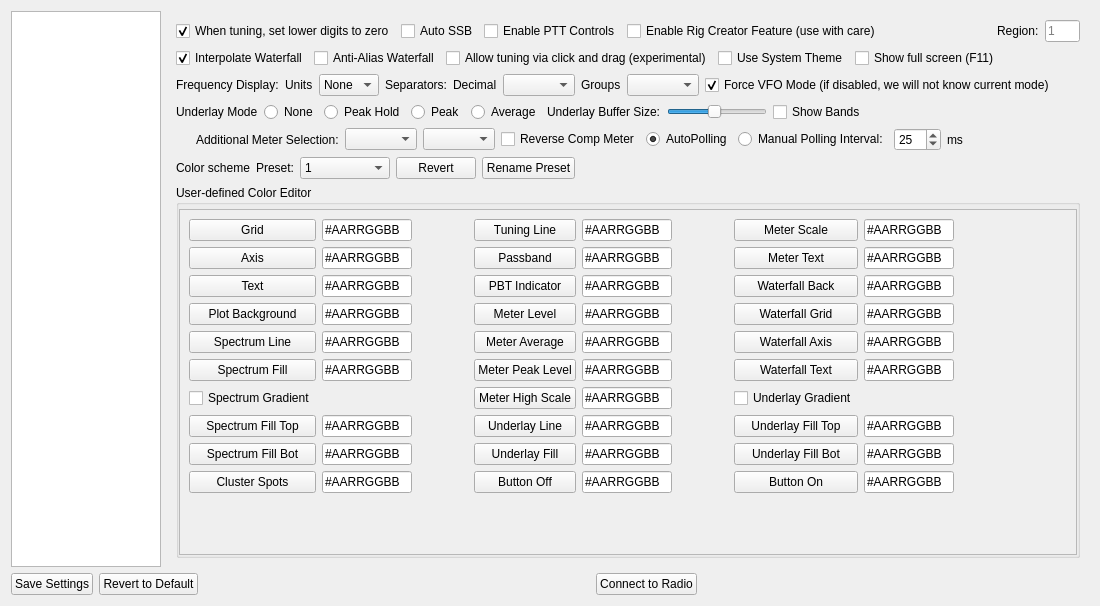
The window that settingswidget.ui (adecarolis/wfweb) describes before a commit, drawn with Qt 5.
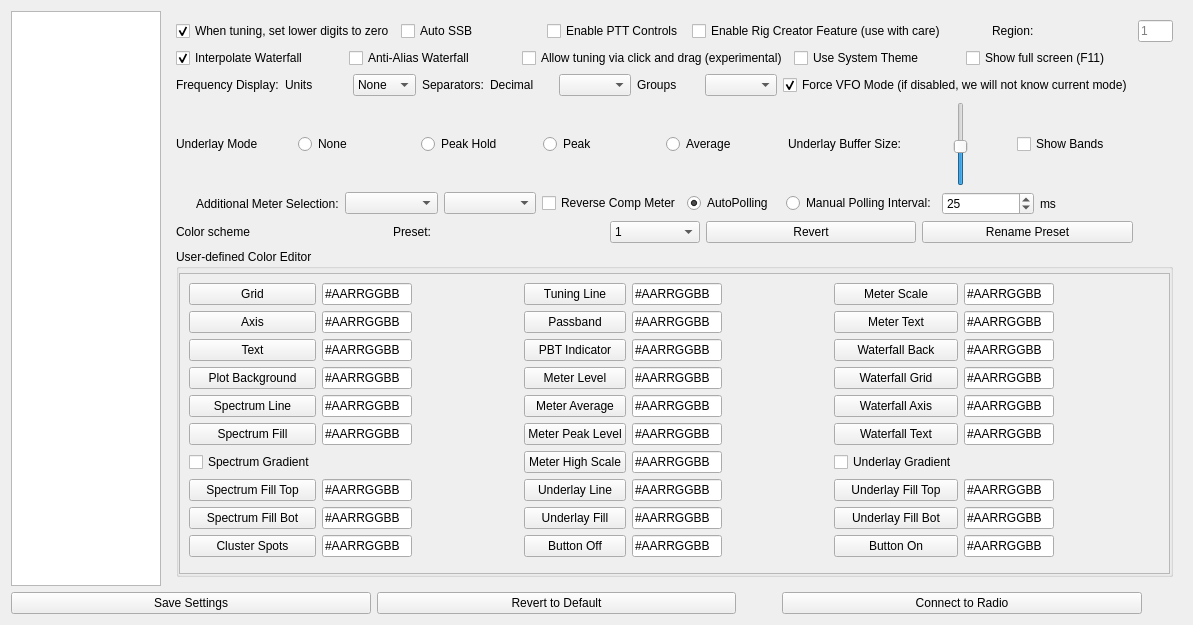
The same window after the commit. The open tabs and pages were chosen to show the change. Custom widgets are drawn as their Qt base class.

The edit to the form file:
```diff
--- a/settingswidget.ui
+++ b/settingswidget.ui
@@ -6,8 +6,8 @@
    <rect>
     <x>0</x>
     <y>0</y>
-    <width>1100</width>
-    <height>606</height>
+    <width>1193</width>
+    <height>625</height>
    </rect>
   </property>
   <property name="windowTitle">
@@ -843,7 +843,7 @@
            <item>
             <spacer name="horizontalSpacer_10">
              <property name="orientation">
-              <enum>Qt::Orientation::Horizontal</enum>
+              <enum>Qt::Vertical</enum>
              </property>
              <property name="sizeHint" stdset="0">
               <size>
@@ -930,7 +930,7 @@
            <item>
             <spacer name="horizontalSpacer_12">
              <property name="orientation">
-              <enum>Qt::Orientation::Horizontal</enum>
+              <enum>Qt::Vertical</enum>
              </property>
              <property name="sizeHint" stdset="0">
               <size>
@@ -1027,7 +1027,7 @@
            <item>
             <spacer name="horizontalSpacer_9">
              <property name="orientation">
-              <enum>Qt::Orientation::Horizontal</enum>
+              <enum>Qt::Vertical</enum>
              </property>
              <property name="sizeHint" stdset="0">
               <size>
@@ -1130,9 +1130,6 @@
              <property name="value">
               <number>64</number>
              </property>
-             <property name="orientation">
-              <enum>Qt::Orientation::Horizontal</enum>
-             </property>
             </widget>
            </item>
            <item>
@@ -1145,7 +1142,7 @@
            <item>
             <spacer name="horizontalSpacer_27">
              <property name="orientation">
-              <enum>Qt::Orientation::Horizontal</enum>
+              <enum>Qt::Vertical</enum>
              </property>
              <property name="sizeHint" stdset="0">
               <size>
@@ -1162,7 +1159,7 @@
            <item>
             <spacer name="horizontalSpacer_30">
              <property name="orientation">
-              <enum>Qt::Orientation::Horizontal</enum>
+              <enum>Qt::Vertical</enum>
              </property>
              <property name="sizeType">
               <enum>QSizePolicy::Policy::Fixed</enum>
@@ -1259,7 +1256,7 @@
            <item>
             <spacer name="horizontalSpacer_11">
              <property name="orientation">
-              <enum>Qt::Orientation::Horizontal</enum>
+              <enum>Qt::Vertical</enum>
              </property>
              <property name="sizeHint" stdset="0">
               <size>
@@ -1291,9 +1288,6 @@
              <property name="text">
               <string>Preset:</string>
              </property>
-             <property name="alignment">
-              <set>Qt::AlignmentFlag::AlignRight|Qt::AlignmentFlag::AlignTrailing|Qt::AlignmentFlag::AlignVCenter</set>
-             </property>
             </widget>
            </item>
            <item>
@@ -1363,7 +1357,7 @@
            <item>
             <spacer name="horizontalSpacer_29">
              <property name="orientation">
-              <enum>Qt::Orientation::Horizontal</enum>
+              <enum>Qt::Vertical</enum>
              </property>
              <property name="sizeHint" stdset="0">
               <size>
@@ -1424,15 +1418,15 @@
                 <rect>
                  <x>0</x>
                  <y>0</y>
-                 <width>911</width>
-                 <height>367</height>
+                 <width>772</width>
+                 <height>320</height>
                 </rect>
                </property>
                <layout class="QGridLayout" name="gridLayout_2">
                 <item row="4" column="3">
                  <spacer name="horizontalSpacer_14">
                   <property name="orientation">
-                   <enum>Qt::Orientation::Horizontal</enum>
+                   <enum>Qt::Vertical</enum>
                   </property>
                   <property name="sizeHint" stdset="0">
                    <size>
@@ -2167,7 +2161,7 @@
                   <item row="0" column="4">
                    <spacer name="horizontalSpacer_34">
                     <property name="orientation">
-                     <enum>Qt::Orientation::Horizontal</enum>
+                     <enum>Qt::Vertical</enum>
                     </property>
                     <property name="sizeHint" stdset="0">
                      <size>
@@ -2290,7 +2284,7 @@
                   <item row="0" column="8">
                    <spacer name="horizontalSpacer_35">
                     <property name="orientation">
-                     <enum>Qt::Orientation::Horizontal</enum>
+                     <enum>Qt::Vertical</enum>
                     </property>
                     <property name="sizeHint" stdset="0">
                      <size>
@@ -3663,7 +3657,7 @@
      <item>
       <spacer name="horizontalSpacer_32">
        <property name="orientation">
-        <enum>Qt::Orientation::Horizontal</enum>
+        <enum>Qt::Vertical</enum>
        </property>
        <property name="sizeHint" stdset="0">
         <size>
@@ -3683,7 +3677,7 @@
      <item>
       <spacer name="horizontalSpacer_3">
        <property name="orientation">
-        <enum>Qt::Orientation::Horizontal</enum>
+        <enum>Qt::Vertical</enum>
        </property>
        <property name="sizeHint" stdset="0">
         <size>
```
Left out of the diff: 200 changed lines with no effect on the pictures.
